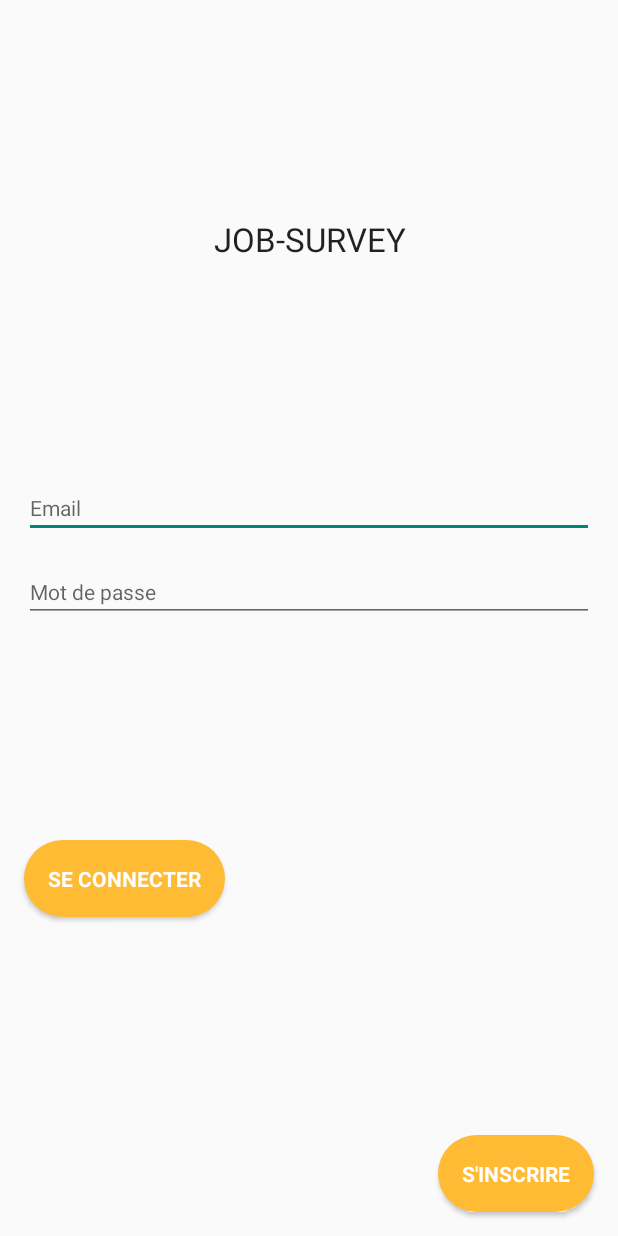
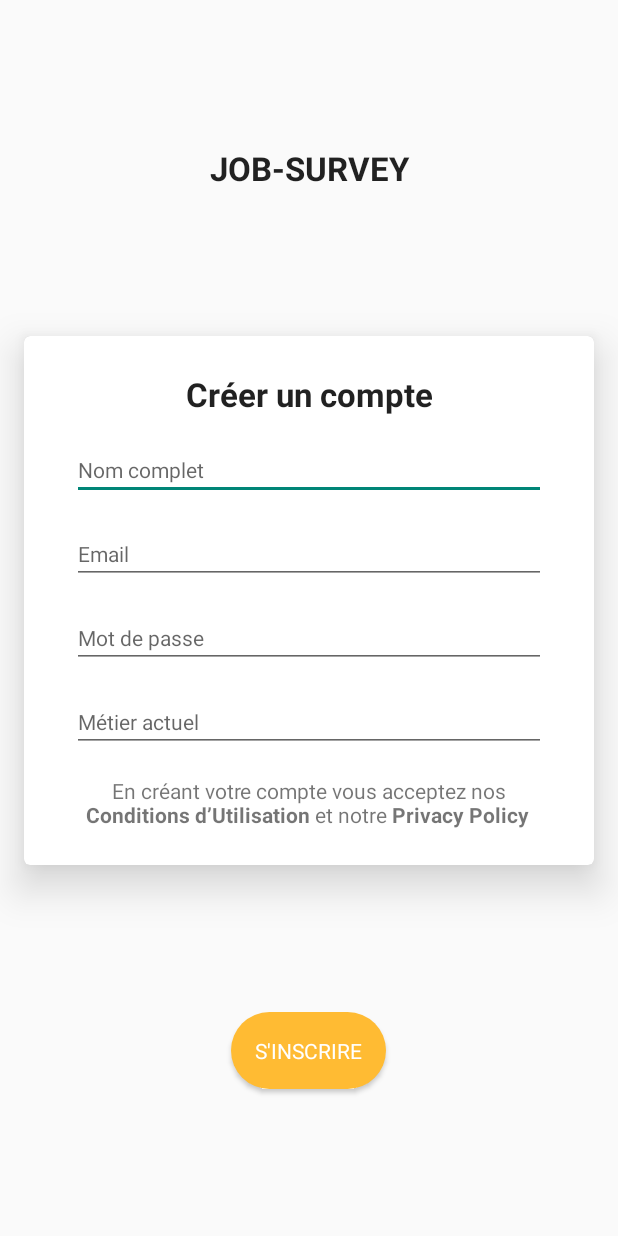
Before and after one commit to normandenis/Job-Survey, an Android app: the screen it shows after launch (SignInViewModel before the commit, SignUpViewModel after it), after a tap on "SE CONNECTER", on a phone screen of 412 x 824 dp. Run offline under Robolectric (Android 15) with nearby library versions, the phone set to English and light mode, and no system bars; our stand-ins replace data binding.

Commit message:
Second view (sign_up_view)

```diff
--- a/app/src/main/AndroidManifest.xml
+++ b/app/src/main/AndroidManifest.xml
@@ -2,26 +2,25 @@
 <manifest xmlns:android="http://schemas.android.com/apk/res/android"
           package="jobtrends.job_aymax">
 
-	<application android:allowBackup="true"
+	<application
+		android:allowBackup="true"
 		android:icon="@mipmap/ic_launcher"
 		android:label="@string/app_name"
 		android:roundIcon="@mipmap/ic_launcher_round"
 		android:supportsRtl="true"
 		android:theme="@style/AppTheme">
-
-		<activity android:name=".SignInViewModel"
+		<activity
+			android:name=".SignInViewModel"
 			android:theme="@style/Theme.AppCompat.Light.NoActionBar">
-
 			<intent-filter>
-
 				<action android:name="android.intent.action.MAIN"/>
 
 				<category android:name="android.intent.category.LAUNCHER"/>
-
 			</intent-filter>
-
 		</activity>
-
+		<activity android:name=".SignUpViewModel"
+		          android:theme="@style/Theme.AppCompat.Light.NoActionBar">
+		</activity>
 	</application>
 
 </manifest>
--- a/app/src/main/java/jobtrends/job_aymax/SignInViewModel.kt
+++ b/app/src/main/java/jobtrends/job_aymax/SignInViewModel.kt
@@ -1,5 +1,6 @@
 package jobtrends.job_aymax
 
+import android.content.Intent
 import android.databinding.DataBindingUtil
 import android.os.Bundle
 import android.support.v7.app.AppCompatActivity
@@ -17,6 +18,7 @@ class SignInViewModel : AppCompatActivity()
 
 	fun onClick()
 	{
-		println("Salut")
+		val intent = Intent(this, SignUpViewModel::class.java)
+		startActivity(intent)
 	}
 }
--- /dev/null
+++ b/app/src/main/java/jobtrends/job_aymax/SignUpViewModel.kt
@@ -0,0 +1,22 @@
+package jobtrends.job_aymax
+
+import android.databinding.DataBindingUtil
+import android.support.v7.app.AppCompatActivity
+import android.os.Bundle
+import jobtrends.job_aymax.databinding.SignUpViewBinding
+
+class SignUpViewModel : AppCompatActivity()
+{
+
+	override fun onCreate(savedInstanceState : Bundle?)
+	{
+		super.onCreate(savedInstanceState)
+		setContentView(R.layout.sign_up_view)
+		val binding : SignUpViewBinding = DataBindingUtil.setContentView(this, R.layout.sign_up_view)
+		binding.vm = this
+	}
+
+	fun onClick()
+	{
+	}
+}
--- a/app/src/main/res/drawable/shadow_rec.xml
+++ b/app/src/main/res/drawable/shadow_rec.xml
@@ -3,18 +3,17 @@
 	<item>
 		<shape android:shape="rectangle">
 			<solid android:color="#CABBBBBB"/>
-			<corners android:radius="2dp" />
+			<corners android:radius="4dp"/>
 		</shape>
 	</item>
 
-	<item
-		android:left="0dp"
-		android:right="0dp"
-		android:top="0dp"
-		android:bottom="2dp">
+	<item android:left="0dp"
+	      android:right="0dp"
+	      android:top="0dp"
+	      android:bottom="0dp">
 		<shape android:shape="rectangle">
 			<solid android:color="@android:color/white"/>
-			<corners android:radius="2dp" />
+			<corners android:radius="4dp"/>
 		</shape>
 	</item>
 </layer-list>
--- a/app/src/main/res/layout/sign_in_view.xml
+++ b/app/src/main/res/layout/sign_in_view.xml
@@ -67,8 +67,7 @@
 		        android:background="@drawable/rounded_layout"
 		        android:textColor="@color/colorAccent"
 		        android:onClick="@{() -> vm.onClick()}"
-		        android:textAppearance="?android:attr/textAppearanceSmall"
-		        android:textStyle="bold"/>
+		        android:textAppearance="?android:attr/textAppearanceSmall"/>
 
 		<Space android:layout_width="match_parent"
 		       android:layout_height="wrap_content"
@@ -89,8 +88,12 @@
 		        android:background="@drawable/rounded_layout"
 		        android:textColor="@color/colorAccent"
 		        android:onClick="@{() -> vm.onClick()}"
-		        android:textAppearance="?android:attr/textAppearanceSmall"
-		        android:textStyle="bold"/>
+		        android:textAppearance="?android:attr/textAppearanceSmall"/>
+
+		<Space android:layout_width="match_parent"
+		       android:layout_height="wrap_content"
+		       android:layout_weight="1"/>
+
 	</LinearLayout>
 
 </layout>
--- /dev/null
+++ b/app/src/main/res/layout/sign_up_view.xml
@@ -0,0 +1,136 @@
+<?xml version="1.0" encoding="utf-8"?>
+<layout xmlns:android="http://schemas.android.com/apk/res/android"
+        xmlns:tools="http://schemas.android.com/tools"
+        tools:context="jobtrends.job_aymax.SignUpViewModel">
+
+	<data>
+		<variable name="vm"
+		          type="jobtrends.job_aymax.SignUpViewModel"/>
+	</data>
+
+	<LinearLayout android:layout_width="match_parent"
+	              android:layout_height="match_parent"
+	              android:orientation="vertical">
+
+		<Space android:layout_width="match_parent"
+		       android:layout_height="wrap_content"
+		       android:layout_weight="1"/>
+
+		<TextView android:layout_width="match_parent"
+		          android:layout_height="wrap_content"
+		          android:layout_marginTop="16dp"
+		          android:layout_marginRight="16dp"
+		          android:layout_marginBottom="8dp"
+		          android:layout_marginLeft="16dp"
+		          android:gravity="center"
+		          android:textAppearance="?android:attr/textAppearanceLarge"
+		          android:text="@string/sign_up_view_txt_0"/>
+
+		<Space android:layout_width="match_parent"
+		       android:layout_height="wrap_content"
+		       android:layout_weight="1"/>
+
+		<LinearLayout android:layout_width="match_parent"
+		              android:layout_height="wrap_content"
+		              android:layout_marginTop="8dp"
+		              android:layout_marginRight="16dp"
+		              android:layout_marginBottom="8dp"
+		              android:layout_marginLeft="16dp"
+		              android:paddingTop="8dp"
+		              android:paddingRight="16dp"
+		              android:paddingBottom="8dp"
+		              android:paddingLeft="16dp"
+		              android:orientation="vertical"
+		              android:elevation="16dp"
+		              android:background="@drawable/shadow_rec">
+
+			<TextView android:layout_width="match_parent"
+			          android:layout_height="wrap_content"
+			          android:layout_marginTop="16dp"
+			          android:layout_marginRight="16dp"
+			          android:layout_marginBottom="8dp"
+			          android:layout_marginLeft="16dp"
+			          android:gravity="center"
+			          android:textAppearance="?android:attr/textAppearanceLarge"
+			          android:text="@string/sign_up_view_txt_1"/>
+
+			<EditText android:layout_width="match_parent"
+			          android:layout_height="wrap_content"
+			          android:layout_marginTop="8dp"
+			          android:layout_marginRight="16dp"
+			          android:layout_marginBottom="8dp"
+			          android:layout_marginLeft="16dp"
+			          android:inputType="textPersonName"
+			          android:textAppearance="?android:attr/textAppearanceSmall"
+			          android:hint="@string/sign_up_view_txt_2"/>
+
+			<EditText android:layout_width="match_parent"
+			          android:layout_height="wrap_content"
+			          android:layout_marginTop="8dp"
+			          android:layout_marginRight="16dp"
+			          android:layout_marginBottom="8dp"
+			          android:layout_marginLeft="16dp"
+			          android:inputType="textEmailAddress"
+			          android:textAppearance="?android:attr/textAppearanceSmall"
+			          android:hint="@string/sign_up_view_txt_3"/>
+
+			<EditText android:layout_width="match_parent"
+			          android:layout_height="wrap_content"
+			          android:layout_marginTop="8dp"
+			          android:layout_marginRight="16dp"
+			          android:layout_marginBottom="8dp"
+			          android:layout_marginLeft="16dp"
+			          android:inputType="textPassword"
+			          android:textAppearance="?android:attr/textAppearanceSmall"
+			          android:hint="@string/sign_up_view_txt_4"/>
+
+			<EditText android:layout_width="match_parent"
+			          android:layout_height="wrap_content"
+			          android:layout_marginTop="8dp"
+			          android:layout_marginRight="16dp"
+			          android:layout_marginBottom="8dp"
+			          android:layout_marginLeft="16dp"
+			          android:inputType="text"
+			          android:textAppearance="?android:attr/textAppearanceSmall"
+			          android:hint="@string/sign_up_view_txt_5"/>
+
+			<TextView android:layout_width="match_parent"
+			          android:layout_height="wrap_content"
+			          android:layout_marginTop="8dp"
+			          android:layout_marginRight="16dp"
+			          android:layout_marginBottom="16dp"
+			          android:layout_marginLeft="16dp"
+			          android:gravity="center"
+			          android:textAppearance="?android:attr/textAppearanceSmall"
+			          android:text="@string/sign_up_view_txt_6"/>
+
+		</LinearLayout>
+
+		<Space android:layout_width="match_parent"
+		       android:layout_height="wrap_content"
+		       android:layout_weight="1"/>
+
+		<Button android:text="@string/sign_up_view_txt_7"
+		        android:layout_width="wrap_content"
+		        android:layout_height="wrap_content"
+		        android:layout_gravity="center"
+		        android:layout_marginTop="8dp"
+		        android:layout_marginLeft="16dp"
+		        android:layout_marginRight="16dp"
+		        android:layout_marginBottom="16dp"
+		        android:paddingTop="16dp"
+		        android:paddingRight="16dp"
+		        android:paddingBottom="16dp"
+		        android:paddingLeft="16dp"
+		        android:background="@drawable/rounded_layout"
+		        android:textColor="@color/colorAccent"
+		        android:onClick="@{() -> vm.onClick()}"
+		        android:textAppearance="?android:attr/textAppearanceSmall"/>
+
+		<Space android:layout_width="match_parent"
+		       android:layout_height="wrap_content"
+		       android:layout_weight="1"/>
+
+	</LinearLayout>
+
+</layout>
--- a/app/src/main/res/values/strings.xml
+++ b/app/src/main/res/values/strings.xml
@@ -1,9 +1,38 @@
 <resources>
+
 	<string name="app_name">Job_Aymax</string>
 
-	<string name="sign_in_view_txt_0">JOB-SURVEY</string>
+	<!--sign_in_view-->
+
+	<string name="sign_in_view_txt_0"><b>JOB-SURVEY</b></string>
+
 	<string name="sign_in_view_txt_1">Email</string>
+
 	<string name="sign_in_view_txt_2">Mot de passe</string>
-	<string name="sign_in_view_txt_3">SE CONNECTER</string>
-	<string name="sign_in_view_txt_4">S\'INSCRIRE</string>
+
+	<string name="sign_in_view_txt_3"><b>SE CONNECTER</b></string>
+
+	<string name="sign_in_view_txt_4"><b>S\'INSCRIRE</b></string>
+
+	<!--sign_up_view-->
+
+	<string name="sign_up_view_txt_0"><b>JOB-SURVEY</b></string>
+
+	<string name="sign_up_view_txt_1"><b>Créer un compte</b></string>
+
+	<string name="sign_up_view_txt_2">Nom complet</string>
+
+	<string name="sign_up_view_txt_3">Email</string>
+
+	<string name="sign_up_view_txt_4">Mot de passe</string>
+
+	<string name="sign_up_view_txt_5">Métier actuel</string>
+
+	<string name="sign_up_view_txt_6">En créant votre compte vous acceptez nos <b>Conditions d’Utilisation</b> et
+		notre
+		<b>Privacy Policy</b>
+	</string>
+
+	<string name="sign_up_view_txt_7">S\'INSCRIRE</string>
+
 </resources>
```
Lines whose indentation alone changed are shown as unchanged.
